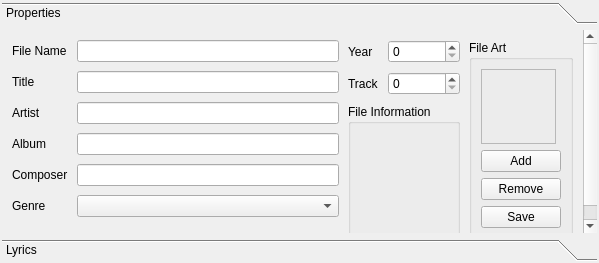
First picture: the form in TagRename/Ui/MusicFilePropertiesWidget.ui, repository suryakiran/Mp3Db, before the edit.
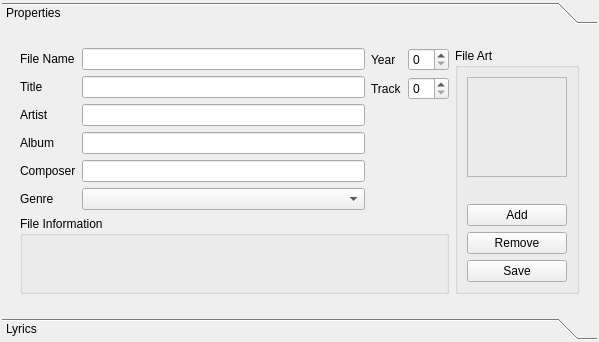
Second picture: the form after the edit.

Commit message: Changed style sheet

```diff
--- a/TagRename/Ui/MusicFilePropertiesWidget.ui
+++ b/TagRename/Ui/MusicFilePropertiesWidget.ui
@@ -7,7 +7,7 @@
     <x>0</x>
     <y>0</y>
     <width>599</width>
-    <height>263</height>
+    <height>342</height>
    </rect>
   </property>
   <property name="sizePolicy">
@@ -36,8 +36,8 @@
        <rect>
         <x>0</x>
         <y>0</y>
-        <width>580</width>
-        <height>226</height>
+        <width>595</width>
+        <height>284</height>
        </rect>
       </property>
       <attribute name="label">
@@ -52,13 +52,11 @@
            <verstretch>0</verstretch>
           </sizepolicy>
          </property>
+         <layout class="QHBoxLayout" name="horizontalLayout_4">
+          <item>
+           <layout class="QVBoxLayout" name="verticalLayout">
+            <item>
          <layout class="QHBoxLayout" name="horizontalLayout_2">
-          <property name="spacing">
-           <number>9</number>
-          </property>
-          <property name="margin">
-           <number>1</number>
-          </property>
           <item>
            <layout class="QFormLayout" name="formLayout">
             <item row="0" column="0">
@@ -128,8 +126,6 @@
            </layout>
           </item>
           <item>
-           <layout class="QVBoxLayout" name="verticalLayout_3">
-            <item>
              <layout class="QFormLayout" name="formLayout_2">
               <item row="0" column="0">
                <widget class="QLabel" name="label_7">
@@ -153,6 +149,8 @@
               </item>
              </layout>
             </item>
+             </layout>
+            </item>
             <item>
              <widget class="QGroupBox" name="groupBox">
               <property name="sizePolicy">
@@ -184,8 +182,8 @@
                </property>
                <property name="minimumSize">
                 <size>
-                 <width>75</width>
-                 <height>75</height>
+                 <width>100</width>
+                 <height>100</height>
                 </size>
                </property>
                <property name="frameShape">
```
Left out of the diff: 2 changed lines with no effect on the pictures. Lines whose indentation alone changed are shown as unchanged. The commit also changes 2 other files.
